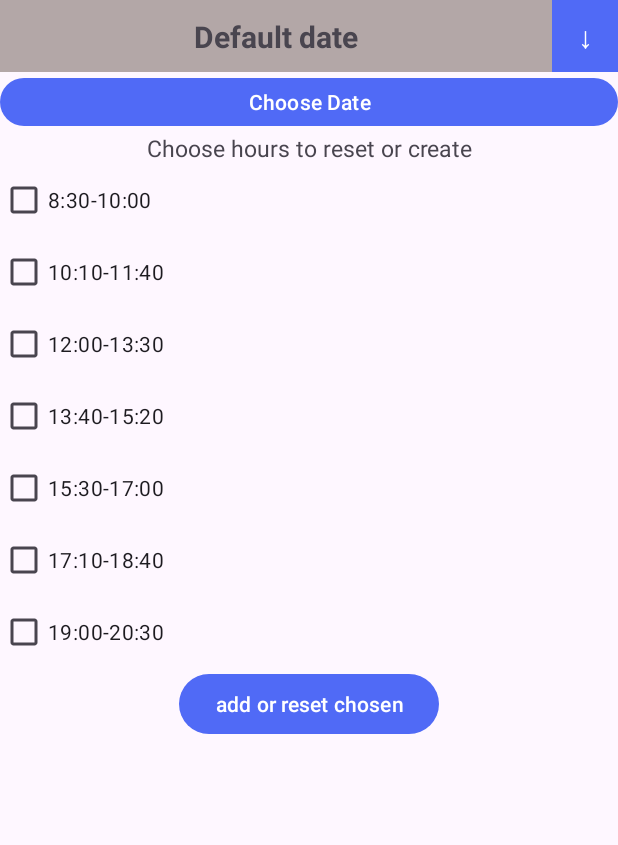
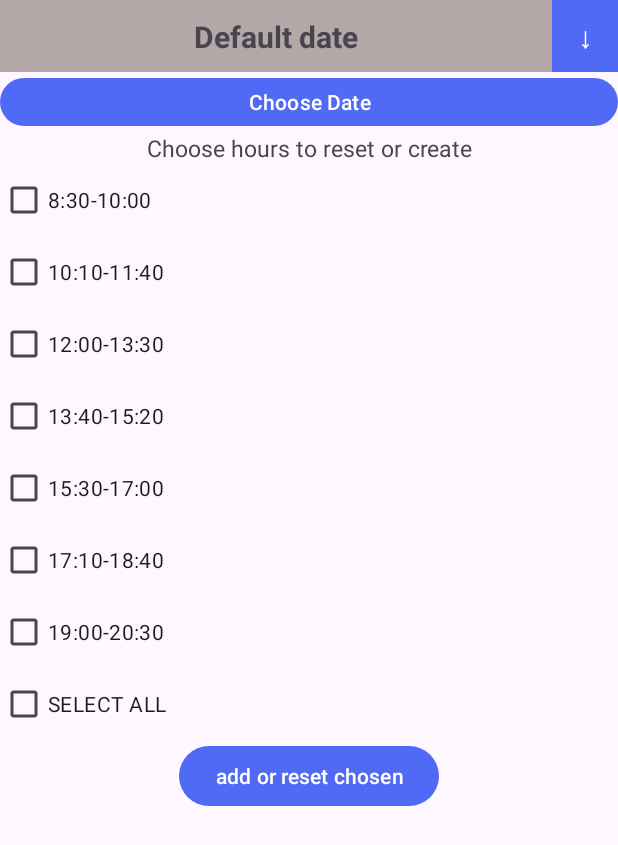
Before and after one commit to Plastuszko/Projekt_licencjacki, an Android app: the layout add_new_rooms.xml on its own in the app's theme, with its tools: preview values and no code run, on a phone screen of 412 x 824 dp. Shown: the top 845 px of the screen. Run offline under Robolectric (Android 15) with nearby library versions, the phone set to English and light mode, and no system bars.

```diff
--- a/app/src/main/AndroidManifest.xml
+++ b/app/src/main/AndroidManifest.xml
@@ -50,7 +50,7 @@
             android:screenOrientation="locked"
             android:name=".Authors"
             android:theme="@style/Theme.AppCompat.Light.DarkActionBar"
-            android:label="Authors"
+            android:label="AUTHORS"
             android:exported="false"
             />
     </application>
--- a/app/src/main/res/layout/add_new_rooms.xml
+++ b/app/src/main/res/layout/add_new_rooms.xml
@@ -61,34 +61,45 @@
             android:orientation="vertical">
 
             <CheckBox
+                android:id="@+id/checkbox_hour1"
                 android:layout_width="wrap_content"
                 android:layout_height="wrap_content"
                 android:text="8:30-10:00" />
             <CheckBox
+                android:id="@+id/checkbox_hour2"
                 android:layout_width="wrap_content"
                 android:layout_height="wrap_content"
                 android:text="10:10-11:40"/>
             <CheckBox
+                android:id="@+id/checkbox_hour3"
                 android:layout_width="wrap_content"
                 android:layout_height="wrap_content"
                 android:text="12:00-13:30"/>
             <CheckBox
+                android:id="@+id/checkbox_hour4"
                 android:layout_width="wrap_content"
                 android:layout_height="wrap_content"
                 android:text="13:40-15:20"/>
             <CheckBox
+                android:id="@+id/checkbox_hour5"
                 android:layout_width="wrap_content"
                 android:layout_height="wrap_content"
                 android:text="15:30-17:00"/>
             <CheckBox
+                android:id="@+id/checkbox_hour6"
                 android:layout_width="wrap_content"
                 android:layout_height="wrap_content"
                 android:text="17:10-18:40"/>
             <CheckBox
+                android:id="@+id/checkbox_hour7"
                 android:layout_width="wrap_content"
                 android:layout_height="wrap_content"
                 android:text="19:00-20:30"/>
-
+            <CheckBox
+                android:id="@+id/checkbox_all"
+                android:layout_width="wrap_content"
+                android:layout_height="wrap_content"
+                android:text="SELECT ALL"/>
 
         </LinearLayout>
 
--- a/app/src/main/res/layout/sala_view.xml
+++ b/app/src/main/res/layout/sala_view.xml
@@ -75,6 +75,12 @@
             android:text="BOOK A ROOM"
             />
         <TextView
+            android:id="@+id/booked_by"
+            android:layout_width="match_parent"
+            android:layout_height="wrap_content"
+            android:text="Booked by: "
+            android:visibility="gone"/>
+        <TextView
             android:layout_marginTop="5dp"
             android:layout_width="match_parent"
             android:layout_height="wrap_content"
```
Also changed, not shown: app/src/main/java/com/example/projekt_licencjacki/Sala.kt (+19 -10 lines), app/src/main/java/com/example/projekt_licencjacki/add_new_rooms.kt (+12 -2 lines).
